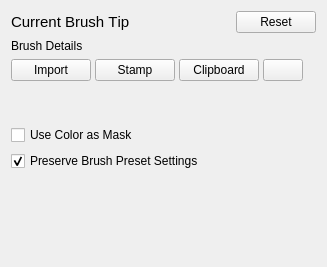
Before: the Qt Designer form plugins/paintops/libpaintop/forms/wdgpredefinedbrushchooser.ui in KDE/krita, drawn with Qt 5.
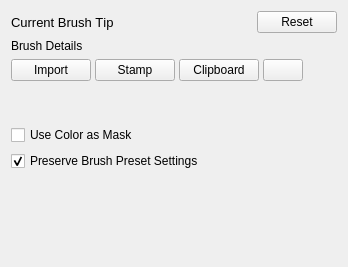
After: the same form once the commit is applied. Custom widgets are drawn as their Qt base class.

Diff of the .ui file:
```diff
--- a/plugins/paintops/libpaintop/forms/wdgpredefinedbrushchooser.ui
+++ b/plugins/paintops/libpaintop/forms/wdgpredefinedbrushchooser.ui
@@ -6,7 +6,7 @@
    <rect>
     <x>0</x>
     <y>0</y>
-    <width>327</width>
+    <width>348</width>
     <height>267</height>
    </rect>
   </property>
@@ -17,8 +17,10 @@
       <widget class="QLabel" name="brushTipNameLabel">
        <property name="font">
         <font>
-         <pointsize>11</pointsize>
+         <pointsize>10</pointsize>
+         <weight>50</weight>
          <italic>false</italic>
+         <bold>false</bold>
          <kerning>false</kerning>
         </font>
        </property>
@@ -152,7 +154,7 @@
        </property>
        <property name="sizeHint" stdset="0">
         <size>
-         <width>40</width>
+         <width>5</width>
          <height>20</height>
         </size>
        </property>
@@ -214,8 +216,8 @@
      </property>
      <property name="sizeHint" stdset="0">
       <size>
-       <width>20</width>
-       <height>40</height>
+       <width>5</width>
+       <height>5</height>
       </size>
      </property>
     </spacer>
```
Left out of the diff: 2 changed lines with no effect on the pictures.
